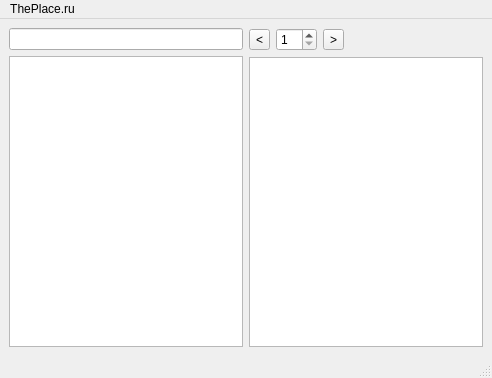
First picture: the form in gui/ui/mainForm.ui, repository SevenLines/ThePlaceViewer, before the edit.
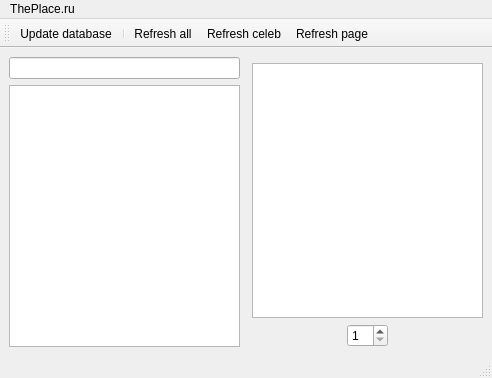
Second picture: the form after the edit. Icons and pictures are not drawn. Custom widgets are drawn as their Qt base class.

Diff of the .ui file:
```diff
--- a/gui/ui/mainForm.ui
+++ b/gui/ui/mainForm.ui
@@ -15,23 +15,6 @@
   </property>
   <widget class="QWidget" name="centralwidget">
    <layout class="QGridLayout" name="gridLayout">
-    <item row="0" column="2">
-     <widget class="QSpinBox" name="spnPage">
-      <property name="suffix">
-       <string/>
-      </property>
-      <property name="minimum">
-       <number>1</number>
-      </property>
-     </widget>
-    </item>
-    <item row="0" column="1">
-     <widget class="QToolButton" name="toolButton">
-      <property name="text">
-       <string>&lt;</string>
-      </property>
-     </widget>
-    </item>
     <item row="0" column="0" rowspan="2">
      <layout class="QVBoxLayout" name="verticalLayout">
       <item>
@@ -68,7 +51,16 @@
       </item>
      </layout>
     </item>
-    <item row="1" column="1" colspan="4">
+    <item row="0" column="1" rowspan="2" colspan="2">
+     <widget class="QLabel" name="lblCeleb">
+      <property name="text">
+       <string/>
+      </property>
+     </widget>
+    </item>
+    <item row="1" column="2">
+     <layout class="QVBoxLayout" name="verticalLayout_2">
+      <item>
      <widget class="QTableWidget" name="lstImages">
       <property name="styleSheet">
        <string notr="true">QLabel {
@@ -98,14 +90,96 @@
       <column/>
      </widget>
     </item>
-    <item row="0" column="3">
-     <widget class="QToolButton" name="toolButton_2">
+      <item>
+       <layout class="QHBoxLayout" name="horizontalLayout">
+        <item>
+         <spacer name="horizontalSpacer_2">
+          <property name="orientation">
+           <enum>Qt::Horizontal</enum>
+          </property>
+          <property name="sizeHint" stdset="0">
+           <size>
+            <width>40</width>
+            <height>20</height>
+           </size>
+          </property>
+         </spacer>
+        </item>
+        <item>
+         <widget class="QPushButton" name="btnPrevious">
+          <property name="sizePolicy">
+           <sizepolicy hsizetype="Minimum" vsizetype="Fixed">
+            <horstretch>0</horstretch>
+            <verstretch>0</verstretch>
+           </sizepolicy>
+          </property>
+          <property name="maximumSize">
+           <size>
+            <width>24</width>
+            <height>16777215</height>
+           </size>
+          </property>
       <property name="text">
-       <string>&gt;</string>
-      </property>
-     </widget>
-    </item>
-    <item row="0" column="4">
+           <string/>
+          </property>
+          <property name="icon">
+           <iconset resource="../../assets/icons.qrc">
+            <normaloff>:/arrow-left.png</normaloff>:/arrow-left.png</iconset>
+          </property>
+          <property name="iconSize">
+           <size>
+            <width>24</width>
+            <height>24</height>
+           </size>
+          </property>
+          <property name="flat">
+           <bool>true</bool>
+          </property>
+         </widget>
+        </item>
+        <item>
+         <widget class="QSpinBox" name="spnPage">
+          <property name="suffix">
+           <string/>
+          </property>
+          <property name="minimum">
+           <number>1</number>
+          </property>
+         </widget>
+        </item>
+        <item>
+         <widget class="QPushButton" name="btnNext">
+          <property name="sizePolicy">
+           <sizepolicy hsizetype="Minimum" vsizetype="Fixed">
+            <horstretch>0</horstretch>
+            <verstretch>0</verstretch>
+           </sizepolicy>
+          </property>
+          <property name="maximumSize">
+           <size>
+            <width>24</width>
+            <height>16777215</height>
+           </size>
+          </property>
+          <property name="text">
+           <string/>
+          </property>
+          <property name="icon">
+           <iconset resource="../../assets/icons.qrc">
+            <normaloff>:/arrow-right.png</normaloff>:/arrow-right.png</iconset>
+          </property>
+          <property name="iconSize">
+           <size>
+            <width>24</width>
+            <height>24</height>
+           </size>
+          </property>
+          <property name="flat">
+           <bool>true</bool>
+          </property>
+         </widget>
+        </item>
+        <item>
      <spacer name="horizontalSpacer">
       <property name="orientation">
        <enum>Qt::Horizontal</enum>
@@ -119,19 +193,10 @@
      </spacer>
     </item>
    </layout>
-   <widget class="QLabel" name="lblCeleb">
-    <property name="geometry">
-     <rect>
-      <x>249</x>
-      <y>9</y>
-      <width>16</width>
-      <height>16</height>
-     </rect>
-    </property>
-    <property name="text">
-     <string/>
-    </property>
-   </widget>
+      </item>
+     </layout>
+    </item>
+   </layout>
   </widget>
   <widget class="QMenuBar" name="menubar">
    <property name="geometry">
@@ -153,6 +218,22 @@
    <addaction name="menuThePlace_ru"/>
   </widget>
   <widget class="QStatusBar" name="statusbar"/>
+  <widget class="QToolBar" name="toolBar">
+   <property name="windowTitle">
+    <string>toolBar</string>
+   </property>
+   <attribute name="toolBarArea">
+    <enum>TopToolBarArea</enum>
+   </attribute>
+   <attribute name="toolBarBreak">
+    <bool>true</bool>
+   </attribute>
+   <addaction name="actionUpdate_database"/>
+   <addaction name="separator"/>
+   <addaction name="actionInvalideateCacheAll"/>
+   <addaction name="actionInvalideateCacheCeleb"/>
+   <addaction name="actionInvalideateCachePage"/>
+  </widget>
   <action name="actionUpdate">
    <property name="text">
     <string>Update</string>
@@ -166,8 +247,65 @@
     <string>Ctrl+Q</string>
    </property>
   </action>
+  <action name="actionInvalideateCacheAll">
+   <property name="icon">
+    <iconset resource="../../assets/icons.qrc">
+     <normaloff>:/rainbow.png</normaloff>:/rainbow.png</iconset>
+   </property>
+   <property name="text">
+    <string>Refresh all</string>
+   </property>
+   <property name="toolTip">
+    <string>Refresh all</string>
+   </property>
+  </action>
+  <action name="actionInvalideateCachePage">
+   <property name="icon">
+    <iconset resource="../../assets/icons.qrc">
+     <normaloff>:/refresh-01-32.png</normaloff>:/refresh-01-32.png</iconset>
+   </property>
+   <property name="text">
+    <string>Refresh page</string>
+   </property>
+   <property name="toolTip">
+    <string>Refresh page</string>
+   </property>
+  </action>
+  <action name="actionInvalideateCacheCeleb">
+   <property name="icon">
+    <iconset resource="../../assets/icons.qrc">
+     <normaloff>:/loading.png</normaloff>:/loading.png</iconset>
+   </property>
+   <property name="text">
+    <string>Refresh celeb</string>
+   </property>
+   <property name="toolTip">
+    <string>Refresh celeb</string>
+   </property>
+  </action>
+  <action name="actionUpdate_database">
+   <property name="icon">
+    <iconset resource="../../assets/icons.qrc">
+     <normaloff>:/download.png</normaloff>:/download.png</iconset>
+   </property>
+   <property name="text">
+    <string>Update database</string>
+   </property>
+   <property name="toolTip">
+    <string>Update database</string>
+   </property>
+  </action>
  </widget>
- <resources/>
+ <customwidgets>
+  <customwidget>
+   <class>LabelFilterEdit</class>
+   <extends>QLineEdit</extends>
+   <header>gui.label_filter_edit</header>
+  </customwidget>
+ </customwidgets>
+ <resources>
+  <include location="../../assets/icons.qrc"/>
+ </resources>
  <connections>
   <connection>
    <sender>actionExit</sender>
```
Left out of the diff: 38 changed lines with no effect on the pictures. Lines whose indentation alone changed are shown as unchanged.
